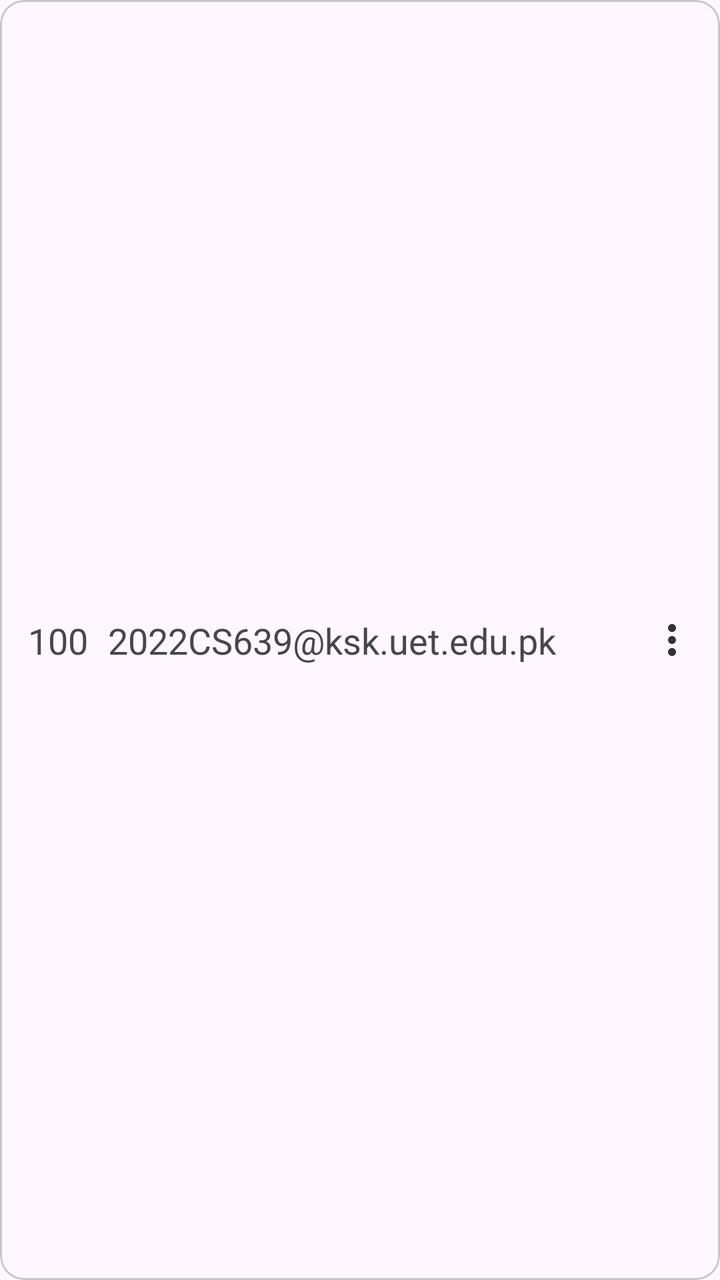
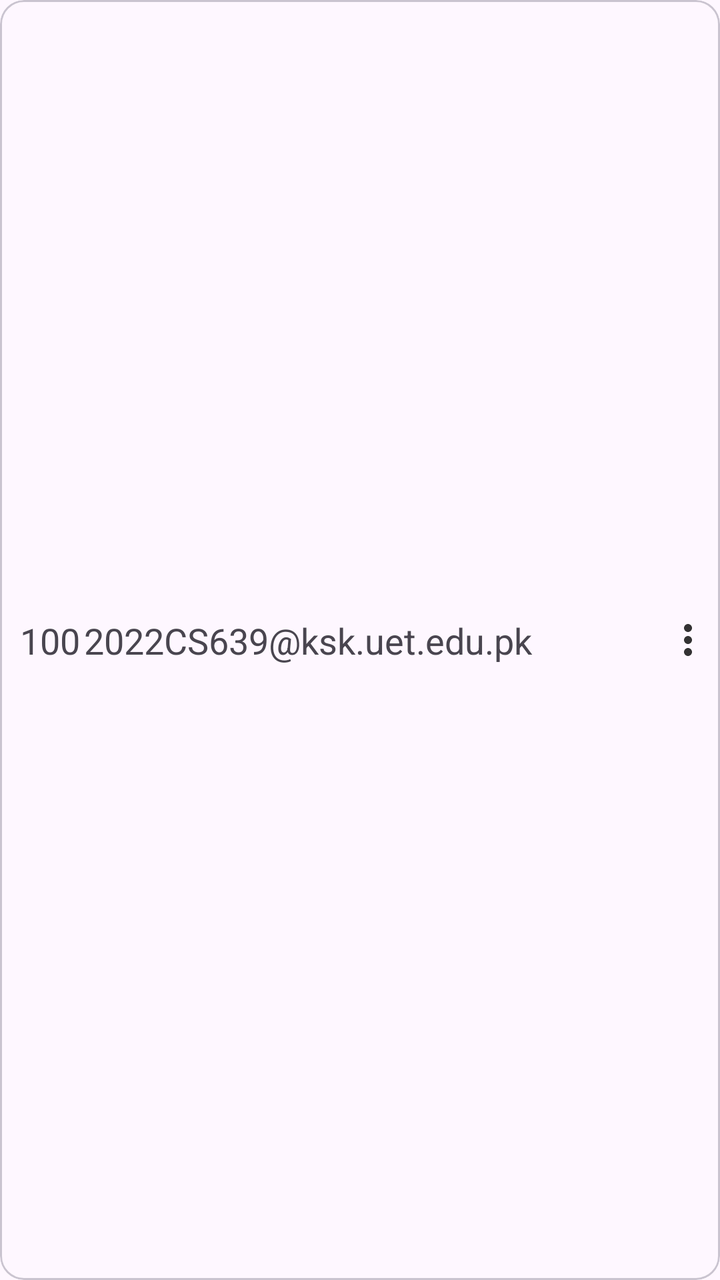

Two renders of the same Android screen: before a commit and after it. Below are the layout's source before the change and the commit's diff.
<!-- AndroidManifest.xml: application theme Theme.AutoWifiConnector -->
<!-- res/layout/item_layout.xml -->
<?xml version="1.0" encoding="utf-8"?>
<com.google.android.material.card.MaterialCardView xmlns:android="http://schemas.android.com/apk/res/android"
    xmlns:app="http://schemas.android.com/apk/res-auto"
    xmlns:tools="http://schemas.android.com/tools"
    android:layout_width="match_parent"
    android:layout_height="wrap_content"
    android:layout_marginTop="12dp"
    android:background="?attr/selectableItemBackground">

    <androidx.constraintlayout.widget.ConstraintLayout

        android:layout_width="match_parent"
        android:layout_height="match_parent"
        android:padding="8dp">

        <TextView
            android:id="@+id/number"
            android:layout_width="wrap_content"
            android:layout_height="wrap_content"
            android:gravity="center"
            android:minEms="2"
            android:padding="5dp"
            android:text="100"
            android:textSize="18sp"
            app:layout_constraintBottom_toBottomOf="parent"
            app:layout_constraintStart_toStartOf="parent"
            app:layout_constraintTop_toTopOf="parent" />

        <TextView
            android:id="@+id/identity"
            android:layout_width="0dp"
            android:layout_height="wrap_content"
            android:layout_marginStart="4dp"
            android:gravity="center_vertical"
            android:text="2022CS639@ksk.uet.edu.pk"
            android:textSize="18dp"
            app:layout_constraintBottom_toBottomOf="parent"
            app:layout_constraintEnd_toStartOf="@+id/more_options"
            app:layout_constraintStart_toEndOf="@+id/number"
            app:layout_constraintTop_toTopOf="parent" />

        <ImageButton
            android:id="@+id/more_options"
            android:layout_width="32dp"
            android:layout_height="wrap_content"
            android:background="#00000000"
            android:contentDescription="More Options"
            android:src="@drawable/more_vert"
            android:tooltipText="More Options"
            app:layout_constraintBottom_toBottomOf="parent"
            app:layout_constraintEnd_toEndOf="parent"
            app:layout_constraintTop_toTopOf="parent" />

    </androidx.constraintlayout.widget.ConstraintLayout>

</com.google.android.material.card.MaterialCardView>
<!-- resources referenced by this layout -->
<resources>
  <!-- drawable more_vert (drawable) -->
  <vector xmlns:android="http://schemas.android.com/apk/res/android" android:alpha="0.8" android:height="24dp" android:tint="#000000" android:viewportHeight="24" android:viewportWidth="24" android:width="24dp">
        
      <path android:fillColor="@android:color/white" android:pathData="M12,8c1.1,0 2,-0.9 2,-2s-0.9,-2 -2,-2 -2,0.9 -2,2 0.9,2 2,2zM12,10c-1.1,0 -2,0.9 -2,2s0.9,2 2,2 2,-0.9 2,-2 -0.9,-2 -2,-2zM12,16c-1.1,0 -2,0.9 -2,2s0.9,2 2,2 2,-0.9 2,-2 -0.9,-2 -2,-2z"/>
      
  </vector>
  <style name="Theme.AutoWifiConnector" parent="Base.Theme.AutoWifiConnector" />
  <style name="Base.Theme.AutoWifiConnector" parent="Theme.Material3.DayNight">
          <item name="android:windowLightStatusBar">true</item>
          <item name="actionBarPopupTheme">@style/Widget.Material3.PopupMenu</item>
          <item name="popupMenuStyle">@style/Widget.Material3.PopupMenu</item>
          <item name="actionBarTheme">?attr/actionBarTheme</item>
          <item name="android:statusBarColor">?attr/colorSurfaceContainer</item>
      </style>
</resources>

<!-- the commit's change to res/layout/item_layout.xml (unified diff, before → after) -->
@@ -10,8 +10,7 @@
     <androidx.constraintlayout.widget.ConstraintLayout
 
         android:layout_width="match_parent"
-        android:layout_height="match_parent"
-        android:padding="8dp">
+        android:layout_height="match_parent">
 
         <TextView
             android:id="@+id/number"
@@ -19,8 +18,8 @@
             android:layout_height="wrap_content"
             android:gravity="center"
             android:minEms="2"
-            android:padding="5dp"
             android:text="100"
+            android:paddingStart="8dp"
             android:textSize="18sp"
             app:layout_constraintBottom_toBottomOf="parent"
             app:layout_constraintStart_toStartOf="parent"
@@ -30,10 +29,13 @@
             android:id="@+id/identity"
             android:layout_width="0dp"
             android:layout_height="wrap_content"
-            android:layout_marginStart="4dp"
             android:gravity="center_vertical"
             android:text="2022CS639@ksk.uet.edu.pk"
-            android:textSize="18dp"
+            android:textSize="18sp"
+            android:maxLines="1"
+            android:paddingTop="12dp"
+            android:paddingBottom="12dp"
+            android:ellipsize="end"
             app:layout_constraintBottom_toBottomOf="parent"
             app:layout_constraintEnd_toStartOf="@+id/more_options"
             app:layout_constraintStart_toEndOf="@+id/number"
@@ -42,11 +44,13 @@
         <ImageButton
             android:id="@+id/more_options"
             android:layout_width="32dp"
-            android:layout_height="wrap_content"
-            android:background="#00000000"
+            android:layout_height="0dp"
+            android:background="?attr/selectableItemBackground"
             android:contentDescription="More Options"
             android:src="@drawable/more_vert"
             android:tooltipText="More Options"
+            android:paddingStart="8dp"
+            android:paddingEnd="8dp"
             app:layout_constraintBottom_toBottomOf="parent"
             app:layout_constraintEnd_toEndOf="parent"
             app:layout_constraintTop_toTopOf="parent" />
